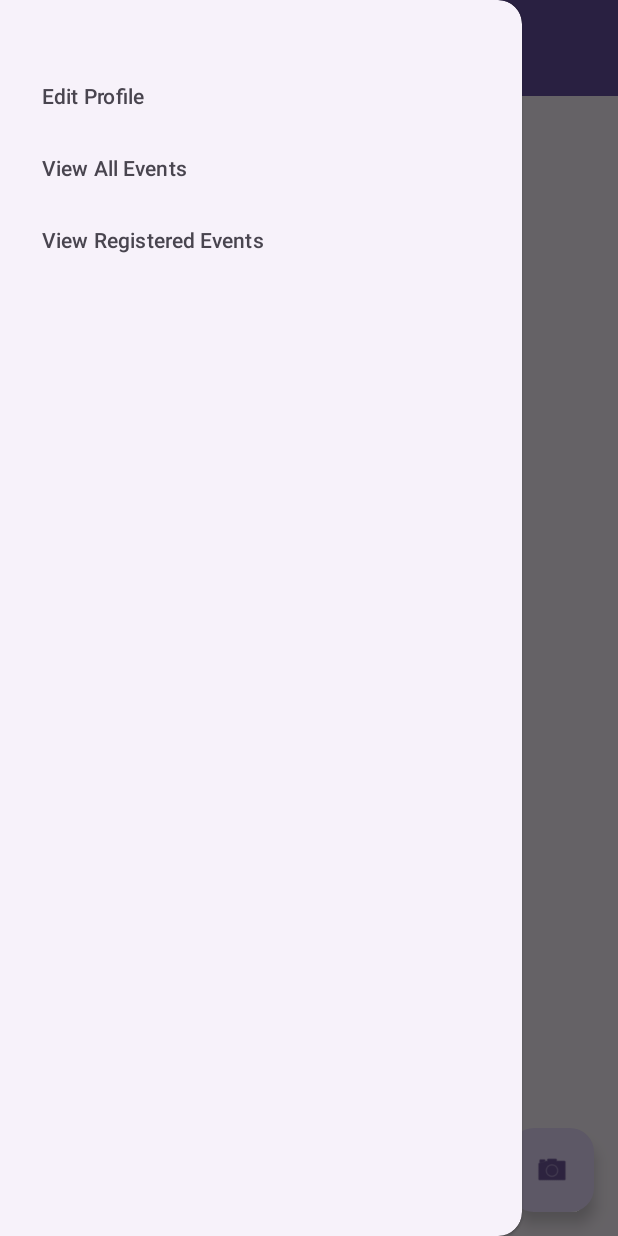
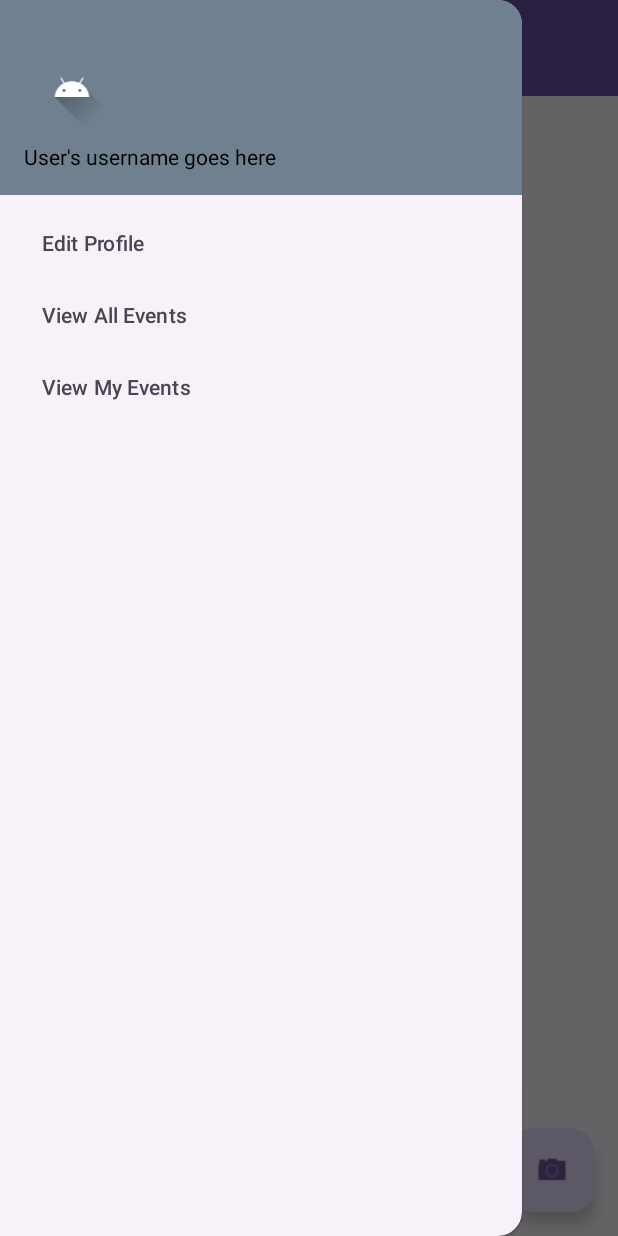
Before and after one commit to CMPUT301W24T57/holos-Project, an Android app: the AttendeeDashboardActivity screen opened directly, with no data from a screen before it, with the side drawer open, on a phone screen of 412 x 824 dp. Run offline under Robolectric (Android 15) with nearby library versions, the phone set to English and light mode, and no system bars.

Commit message:
Added header to Drawer, added comments

```diff
--- a/HolosProject/app/src/main/res/layout/activity_attendee_dashboard.xml
+++ b/HolosProject/app/src/main/res/layout/activity_attendee_dashboard.xml
@@ -1,4 +1,7 @@
 <?xml version="1.0" encoding="utf-8"?>
+
+<!-- This is the XML File for the Attendee Dashboard.  -->
+<!-- Root layout element is the DrawerLayout -->
 <androidx.drawerlayout.widget.DrawerLayout xmlns:android="http://schemas.android.com/apk/res/android"
     xmlns:app="http://schemas.android.com/apk/res-auto"
     xmlns:tools="http://schemas.android.com/tools"
@@ -8,6 +11,7 @@
     tools:context=".AttendeeDashboardActivity">
 
     <!-- Main content layout -->
+    <!-- This main content layout includes the Toolbar, RecyclerView (for events) and FloatingActionButton for QR Code scanning -->
     <androidx.coordinatorlayout.widget.CoordinatorLayout
         android:layout_width="match_parent"
         android:layout_height="match_parent">
--- a/HolosProject/app/src/main/res/layout/drawer_menu_header.xml
+++ b/HolosProject/app/src/main/res/layout/drawer_menu_header.xml
@@ -1,11 +1,29 @@
 <?xml version="1.0" encoding="utf-8"?>
 <LinearLayout xmlns:android="http://schemas.android.com/apk/res/android"
     android:layout_width="match_parent"
-    android:layout_height="wrap_content"
+    android:layout_height="130dp"
     android:orientation="vertical"
     android:gravity="bottom"
     android:padding="16dp"
-    android:theme="@style/ThemeOverlay.AppCompat.Dark">
+    android:theme="@style/ThemeOverlay.AppCompat.Dark"
+    android:background="@color/slate_gray">
+
+    <ImageView
+        android:id="@+id/imageViewHeaderProfilePic"
+        android:layout_width="64dp"
+        android:layout_height="64dp"
+        android:paddingTop="10dp"
+        android:src="@drawable/ic_launcher_foreground"
+        /> <!-- Replace with users profile picture -->
+
+    <TextView
+        android:id="@+id/textViewHeaderUsername"
+        android:layout_width="wrap_content"
+        android:layout_height="wrap_content"
+        android:paddingTop="8dp"
+        android:text="User's username goes here"
+        android:textAppearance="@style/TextAppearance.AppCompat.Body1"
+        android:textColor="@android:color/black" />
 
     <!-- User profile and other header views -->
 </LinearLayout>
--- a/HolosProject/app/src/main/res/menu/drawer_menu.xml
+++ b/HolosProject/app/src/main/res/menu/drawer_menu.xml
@@ -1,4 +1,6 @@
 <?xml version="1.0" encoding="utf-8"?>
+
+<!-- drawer_menu contains the items that are inside the drawer when it gets opened -->
 <menu xmlns:android="http://schemas.android.com/apk/res/android">
     <item
         android:id="@+id/nav_edit_profile"
@@ -10,7 +12,10 @@
         />
     <item
         android:id="@+id/nav_view_registered_events"
-        android:title="View Registered Events"
+        android:title="View My Events"
         />
     <!-- Add more menu items here -->
+    <!-- If the user is an Admin, we need an item that says "View Admin Panel -->
+    <!-- If the user is an Organizer, we need an item that says "View Organizer Dashboard -->
+
 </menu>
--- a/HolosProject/app/src/main/res/values/colors.xml
+++ b/HolosProject/app/src/main/res/values/colors.xml
@@ -2,4 +2,6 @@
 <resources>
     <color name="black">#FF000000</color>
     <color name="white">#FFFFFFFF</color>
+    <color name="slate_gray">#708090</color>
+
 </resources>
```
